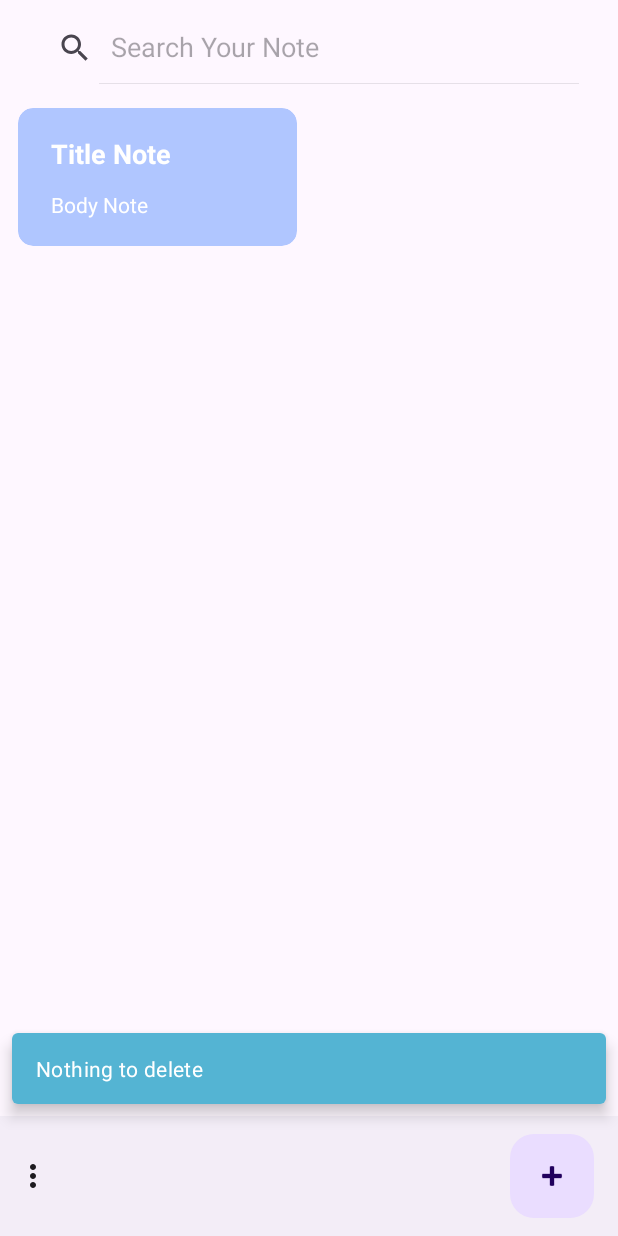
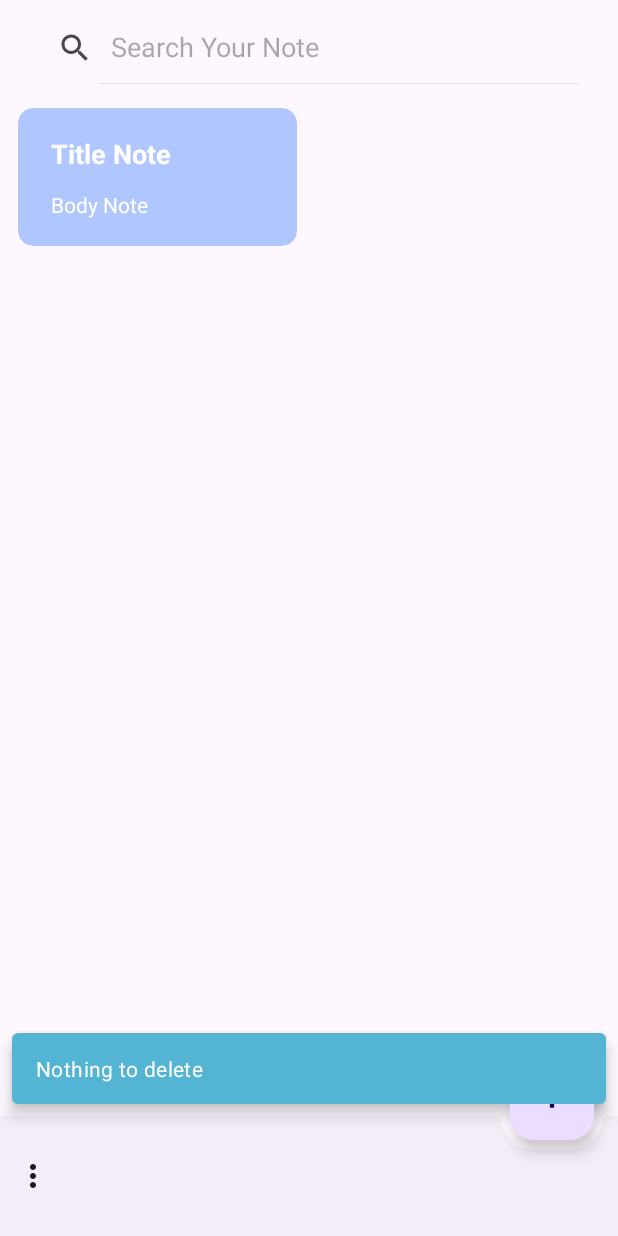
Before and after one commit to Lasteinsa/app_noteappmu, an Android app: the screen it shows after launch (MainActivity), in the options menu, after a tap on "Delete", on a phone screen of 412 x 824 dp. Run offline under Robolectric (Android 15) with nearby library versions, the phone set to English and light mode, and no system bars; our stand-ins replace Dagger/Hilt's generated code, Room's generated code; 4 statements that could not run were skipped.

Commit message:
add improvement

```diff
--- a/app/src/main/java/com/lasteinsa/noteappmu/ui/note/NoteActivity.kt
+++ b/app/src/main/java/com/lasteinsa/noteappmu/ui/note/NoteActivity.kt
@@ -85,7 +85,7 @@ class NoteActivity : AppCompatActivity() {
         }
 
         if(binding.noteCreatedAt.text.isNullOrBlank()) {
-            binding.noteCreatedAt.text = DateHelper().getCurrentDate()
+            binding.noteCreatedAt.text = DateHelper.getCurrentDate()
         }
     }
 
@@ -121,7 +121,7 @@ class NoteActivity : AppCompatActivity() {
             }
 
             override fun afterTextChanged(p0: Editable?) {
-                binding.noteCreatedAt.text = DateHelper().getCurrentDate()
+                binding.noteCreatedAt.text = DateHelper.getCurrentDate()
             }
 
         })
--- a/app/src/main/res/layout/activity_main.xml
+++ b/app/src/main/res/layout/activity_main.xml
@@ -51,10 +51,13 @@
         tools:listitem="@layout/item_note" />
 
     <com.google.android.material.bottomappbar.BottomAppBar
+        style="@style/Widget.Material3.BottomAppBar"
         android:id="@+id/main_bottom_appbar"
         android:layout_width="match_parent"
         android:layout_height="wrap_content"
         android:layout_gravity="bottom"
+        app:fabAlignmentMode="end"
+        app:fabAnchorMode="cradle"
         app:layout_behavior="com.google.android.material.bottomappbar.BottomAppBar$Behavior"
         app:menu="@menu/menu_main"
         app:hideOnScroll="true"/>
@@ -63,6 +66,7 @@
         android:id="@+id/btn_add"
         android:layout_width="wrap_content"
         android:layout_height="wrap_content"
+        app:layout_anchorGravity="bottom"
         app:layout_anchor="@id/main_bottom_appbar"
         app:srcCompat="@android:drawable/ic_input_add"/>
 
--- a/core/src/main/java/com/lasteinsa/noteappmu/core/data/source/local/NotePreferencesRepository.kt
+++ b/core/src/main/java/com/lasteinsa/noteappmu/core/data/source/local/NotePreferencesRepository.kt
@@ -13,8 +13,7 @@ class NotePreferencesRepository @Inject constructor(
     private val edit = sharedPreferences.edit()
 
     override fun setTheme(boolean: Boolean) {
-        edit.putBoolean(DARK, boolean)
-        edit.apply()
+        edit.putBoolean(DARK, boolean).apply()
     }
 
     override fun getTheme(): Boolean {
@@ -26,8 +25,7 @@ class NotePreferencesRepository @Inject constructor(
     }
 
     override fun setFirstLaunched() {
-        edit.putBoolean(FIRST_LAUNCH, false)
-        edit.apply()
+        edit.putBoolean(FIRST_LAUNCH, false).apply()
     }
 
     companion object {
--- a/core/src/main/java/com/lasteinsa/noteappmu/core/utils/DateHelper.kt
+++ b/core/src/main/java/com/lasteinsa/noteappmu/core/utils/DateHelper.kt
@@ -3,8 +3,7 @@ package com.lasteinsa.noteappmu.core.utils
 import java.text.SimpleDateFormat
 import java.util.*
 
-class DateHelper() {
-
+object DateHelper {
     fun getCurrentDate(): String {
         val calendar    = Calendar.getInstance()
         val formatter   = SimpleDateFormat("h : mm a, dd MMM yyyy", Locale.getDefault())
--- a/core/src/main/java/com/lasteinsa/noteappmu/core/utils/SnackbarHelper.kt
+++ b/core/src/main/java/com/lasteinsa/noteappmu/core/utils/SnackbarHelper.kt
@@ -6,7 +6,7 @@ import androidx.core.content.ContextCompat.getColor
 import com.google.android.material.snackbar.Snackbar
 import com.lasteinsa.noteappmu.core.R
 
-class SnackbarHelper {
+object SnackbarHelper {
     fun infoSnackbar(context: Context, view: View, anchorView: View, text: String) {
         Snackbar.make(view, text, 3000).setAnchorView(anchorView).setBackgroundTint(
             getColor(context, R.color.info)
```
Also changed, not shown: app/src/main/java/com/lasteinsa/noteappmu/ui/main/MainActivity.kt (+5 -6 lines).
